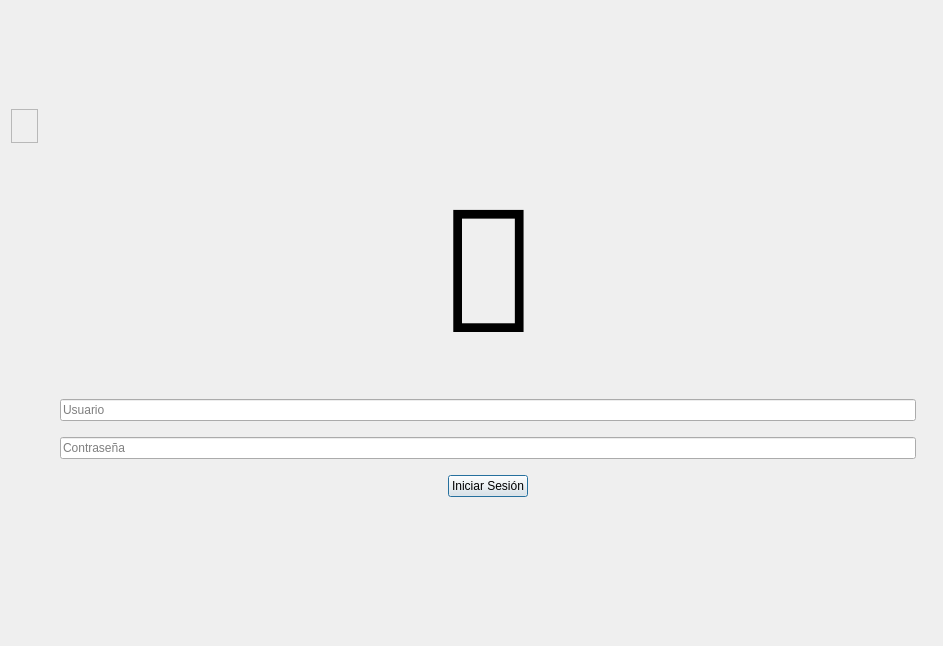
Qt form forms/login.ui (sarahiva/IS2Proyecto1) before a commit.
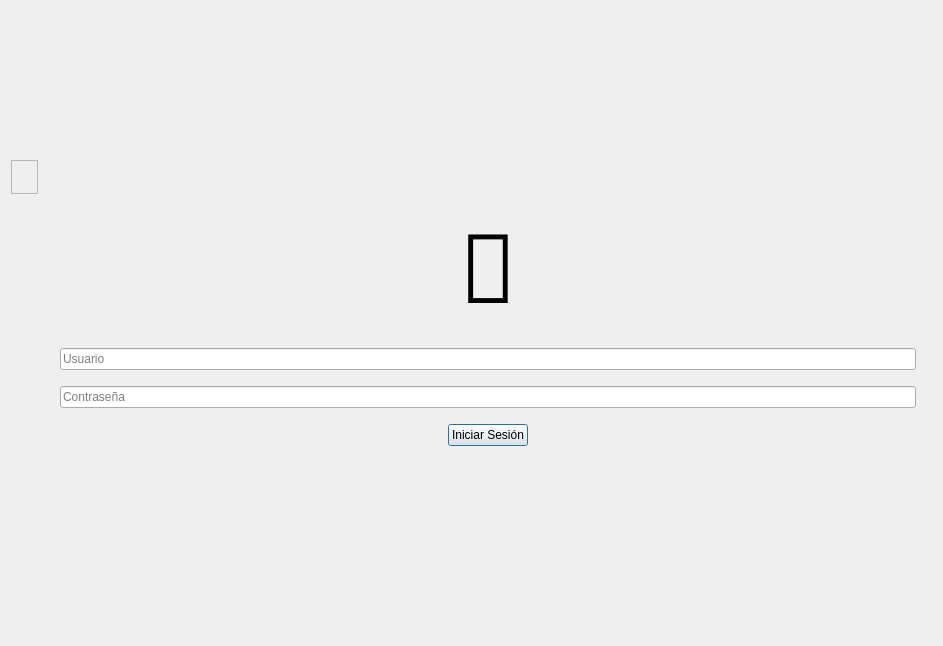
The same form after that commit. Icons and pictures are not drawn.

```diff
--- a/forms/login.ui
+++ b/forms/login.ui
@@ -107,7 +107,7 @@
          <property name="font">
           <font>
            <family>Font Awesome 5 Free</family>
-           <pointsize>128</pointsize>
+           <pointsize>72</pointsize>
            <weight>75</weight>
            <bold>true</bold>
           </font>
```
